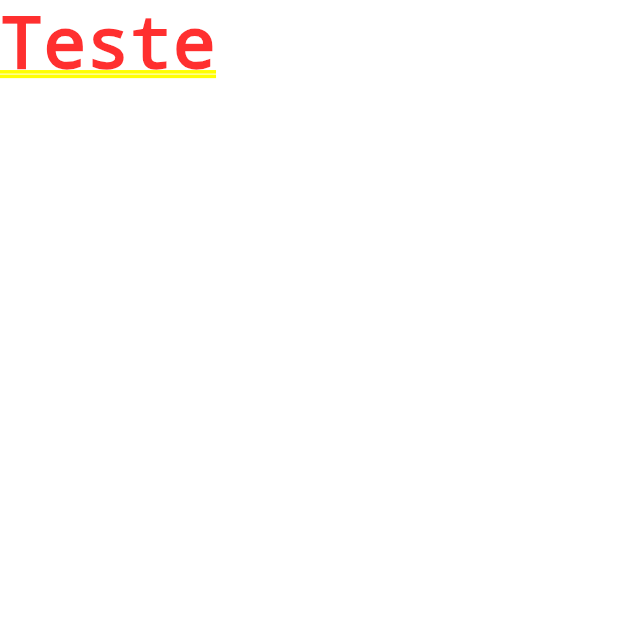
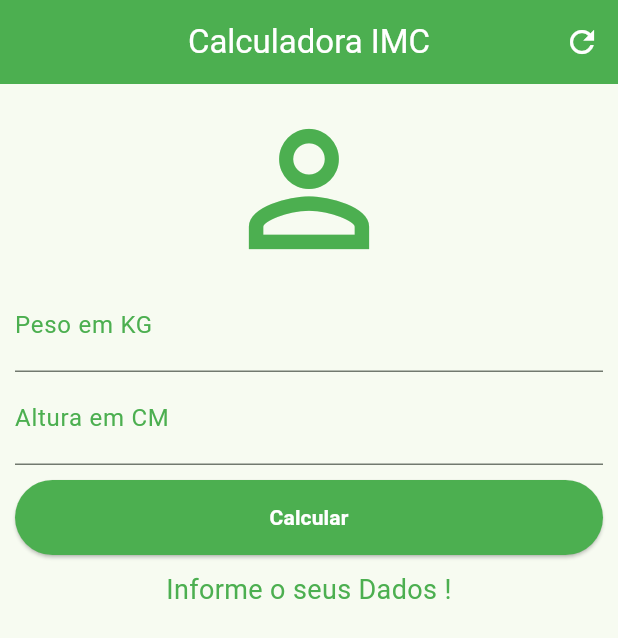
Before and after one commit to kengiiGMs/Calculadora-IMC-Flutter, a Flutter app: the screen it shows after launch, on a phone screen of 412 x 824 dp. Shown: the top 638 px of the screen. Run offline on Flutter 3.47's test engine with Material 3 defaults, Android fonts, the phone set to English and light mode, and no system bars.

Commit message:
02 - Creating the project layout

```diff
--- a/lib/main.dart
+++ b/lib/main.dart
@@ -1,14 +1,17 @@
 import 'package:flutter/material.dart';
+import 'package:calculadora_imc/ui/home_page.dart';
 
 void main() {
-  runApp(MaterialApp(home: Home()));
+  runApp(
+    MaterialApp(
+      home: HomePage(),
+      debugShowCheckedModeBanner: false,
+      theme: ThemeData(
+        colorScheme: ColorScheme.fromSeed(
+          seedColor: Colors.green,
+          secondary: Colors.green,
+        ),
+      ),
+    ),
+  );
 }
-
-class Home extends StatelessWidget {
-  const Home({super.key});
-
-  @override
-  Widget build(BuildContext context) {
-    return Text('Teste');
-  }
-}
--- /dev/null
+++ b/lib/ui/home_page.dart
@@ -0,0 +1,78 @@
+import 'package:flutter/material.dart';
+
+class HomePage extends StatefulWidget {
+  const HomePage({super.key});
+
+  @override
+  State<HomePage> createState() => _HomePageState();
+}
+
+class _HomePageState extends State<HomePage> {
+  @override
+  Widget build(BuildContext context) {
+    return Scaffold(
+      appBar: AppBar(
+        title: Text('Calculadora IMC', style: TextStyle(color: Colors.white)),
+        centerTitle: true,
+        backgroundColor: Colors.green,
+        actions: [
+          IconButton(
+            onPressed: () {},
+            icon: Icon(Icons.refresh, color: Colors.white),
+          ),
+        ],
+      ),
+      body: SingleChildScrollView(
+        padding: EdgeInsets.fromLTRB(10.0, 10.0, 10.0, 0),
+        child: Column(
+          crossAxisAlignment: CrossAxisAlignment.stretch,
+          children: [
+            Icon(Icons.person_outline, size: 120.0, color: Colors.green),
+            TextField(
+              keyboardType: TextInputType.number,
+              decoration: InputDecoration(
+                labelText: "Peso em KG",
+                labelStyle: TextStyle(color: Colors.green),
+              ),
+              textAlign: TextAlign.center,
+              style: TextStyle(color: Colors.green, fontSize: 20.0),
+            ),
+            TextField(
+              keyboardType: TextInputType.number,
+              decoration: InputDecoration(
+                labelText: "Altura em CM",
+                labelStyle: TextStyle(color: Colors.green),
+              ),
+              textAlign: TextAlign.center,
+              style: TextStyle(color: Colors.green, fontSize: 20.0),
+            ),
+            Padding(
+              padding: EdgeInsets.only(top: 10.0, bottom: 10.0),
+              child: Container(
+                height: 50.0,
+                child: ElevatedButton(
+                  onPressed: () {},
+                  child: Text(
+                    "Calcular",
+                    style: TextStyle(
+                      color: Colors.white,
+                      fontWeight: FontWeight.bold,
+                    ),
+                  ),
+                  style: ElevatedButton.styleFrom(
+                    backgroundColor: Colors.green,
+                  ),
+                ),
+              ),
+            ),
+            Text(
+              "Informe o seus Dados !",
+              textAlign: TextAlign.center,
+              style: TextStyle(color: Colors.green, fontSize: 18),
+            ),
+          ],
+        ),
+      ),
+    );
+  }
+}
```
